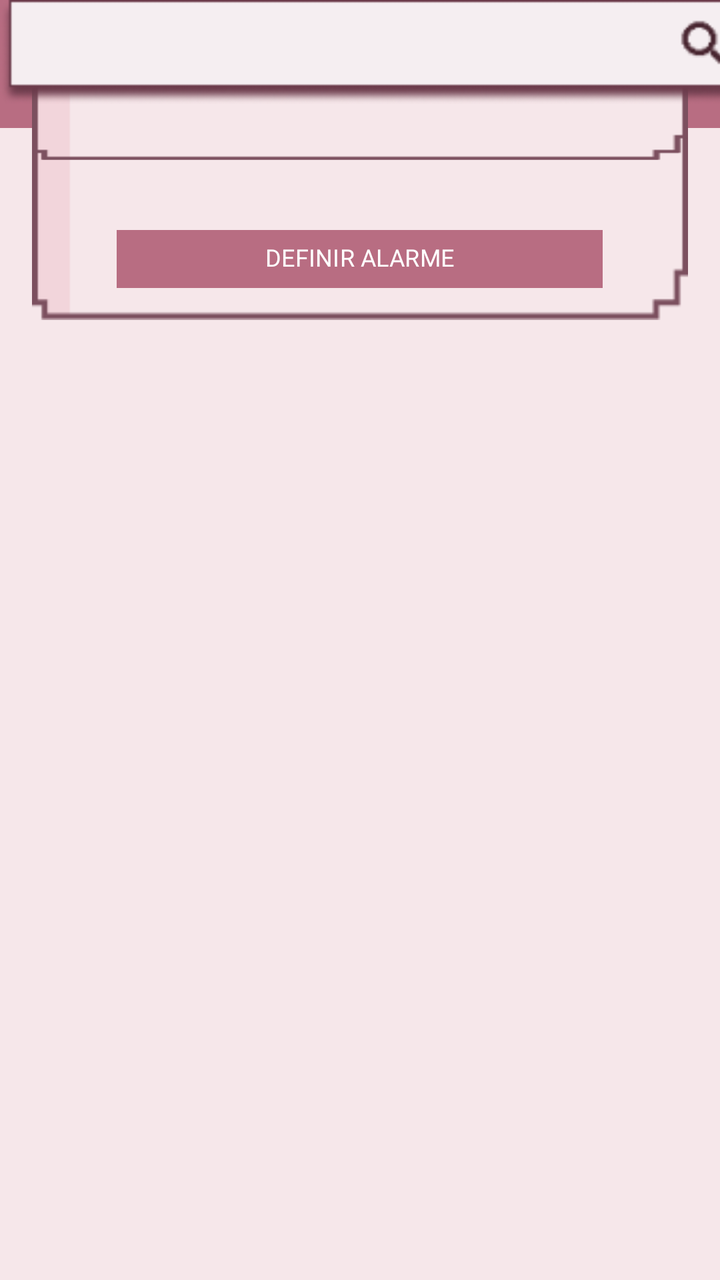
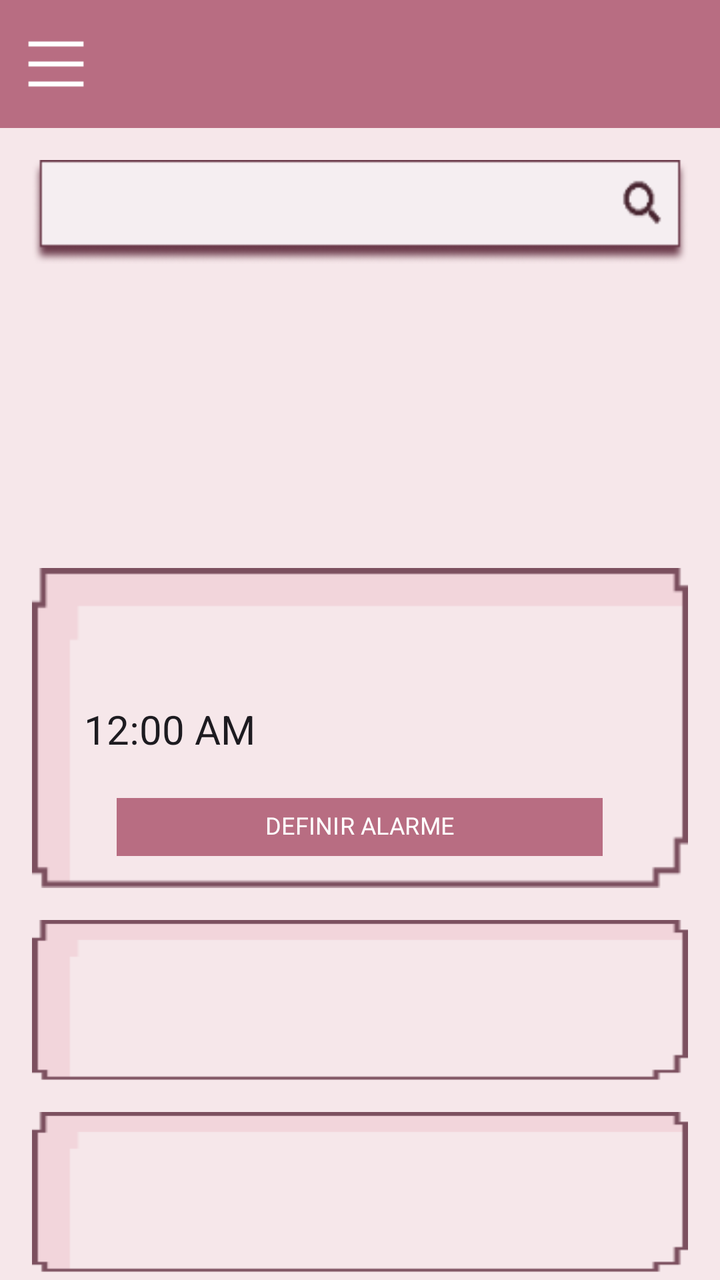

Screens rendered from an Android XML layout before and after an edit, with the pre-edit source and the edit as a unified diff.
<!-- AndroidManifest.xml: application theme Theme.AplicativoCicli -->
<!-- res/layout/activity_main.xml -->
<?xml version="1.0" encoding="utf-8"?>
<androidx.constraintlayout.widget.ConstraintLayout xmlns:android="http://schemas.android.com/apk/res/android"
    xmlns:app="http://schemas.android.com/apk/res-auto"
    xmlns:tools="http://schemas.android.com/tools"
    android:id="@+id/main"
    android:layout_width="match_parent"
    android:layout_height="match_parent"
    tools:context="MainActivity"
    android:background="#F6E7EA">

    <androidx.appcompat.widget.Toolbar
        android:id="@+id/my_toolbar"
        android:layout_width="0dp"
        android:layout_height="?attr/actionBarSize"
        android:background="#B86D82"
        android:theme="@style/ThemeOverlay.AppCompat.Dark.ActionBar"
        app:navigationIcon="@drawable/bars_icon_small"
        app:layout_constraintTop_toTopOf="parent"
        app:layout_constraintStart_toStartOf="parent"
        app:layout_constraintEnd_toEndOf="parent" />

    <FrameLayout
        android:layout_width="match_parent"
        android:layout_height="160dp"
        android:layout_margin="16dp"
        android:background="@drawable/card_alarme"
        tools:layout_editor_absoluteX="16dp"
        tools:layout_editor_absoluteY="285dp">

        <com.google.android.material.button.MaterialButton
            android:id="@+id/btnDefinirAlarme"
            android:layout_width="243dp"
            android:layout_height="29dp"
            android:layout_gravity="center_horizontal|bottom"
            android:layout_marginBottom="16dp"
            android:backgroundTint="#B86D82"
            app:cornerRadius="0dp"
            android:insetTop="0dp"
            android:insetBottom="0dp"
            android:minHeight="0dp"
            android:minWidth="0dp"
            android:padding="0dp"
            android:includeFontPadding="false"
            android:gravity="center"
            android:text="DEFINIR ALARME"
            android:textSize="12sp"
            android:textColor="#FFFFFF"
            android:fontFamily="@font/silkscreen_regular" />
    </FrameLayout>

    <FrameLayout
        android:layout_width="match_parent"
        android:layout_height="80dp"
        android:layout_margin="16dp"
        android:background="@drawable/card_alarme"
        tools:layout_editor_absoluteX="16dp"
        tools:layout_editor_absoluteY="590dp">
    </FrameLayout>

    <FrameLayout
        android:layout_width="match_parent"
        android:layout_height="80dp"
        android:layout_margin="16dp"
        android:background="@drawable/card_alarme"
        tools:layout_editor_absoluteX="16dp"
        tools:layout_editor_absoluteY="486dp">
    </FrameLayout>

    <FrameLayout
        android:layout_width="378dp"
        android:layout_height="52dp"
        android:layout_margin="16dp"
        android:background="@drawable/search"
        tools:layout_editor_absoluteX="16dp"
        tools:layout_editor_absoluteY="83dp"></FrameLayout>

</androidx.constraintlayout.widget.ConstraintLayout>
<!-- resources referenced by this layout -->
<resources>
  <!-- drawable bars_icon_small (drawable) -->
  <layer-list xmlns:android="http://schemas.android.com/apk/res/android">
      <item
          android:drawable="@drawable/bars_icon"
          android:width="30dp"
          android:height="30dp"
          android:gravity="center" />
  </layer-list>
  <!-- drawable card_alarme: png bitmap (drawable, 998 bytes) -->
  <!-- drawable search: png bitmap (drawable, 4618 bytes) -->
  <style name="Theme.AplicativoCicli" parent="Base.Theme.AplicativoCicli" />
  <!-- drawable bars_icon: png bitmap (drawable, 193 bytes) -->
  <style name="Base.Theme.AplicativoCicli" parent="Theme.Material3.DayNight.NoActionBar">
          
          
      </style>
</resources>

<!-- the commit's change to res/layout/activity_main.xml (unified diff, before → after) -->
@@ -1,15 +1,16 @@
 <?xml version="1.0" encoding="utf-8"?>
-<androidx.constraintlayout.widget.ConstraintLayout xmlns:android="http://schemas.android.com/apk/res/android"
+<androidx.constraintlayout.widget.ConstraintLayout
+    xmlns:android="http://schemas.android.com/apk/res/android"
     xmlns:app="http://schemas.android.com/apk/res-auto"
     xmlns:tools="http://schemas.android.com/tools"
     android:id="@+id/main"
     android:layout_width="match_parent"
     android:layout_height="match_parent"
-    tools:context="MainActivity"
-    android:background="#F6E7EA">
+    android:background="#F6E7EA"
+    tools:context=".MainActivity">
 
     <androidx.appcompat.widget.Toolbar
-        android:id="@+id/my_toolbar"
+        android:id="@+id/toolbar"
         android:layout_width="0dp"
         android:layout_height="?attr/actionBarSize"
         android:background="#B86D82"
@@ -19,59 +20,80 @@
         app:layout_constraintStart_toStartOf="parent"
         app:layout_constraintEnd_toEndOf="parent" />
 
+
     <FrameLayout
-        android:layout_width="match_parent"
+        android:id="@+id/busca"
+        android:layout_width="0dp"
+        android:layout_height="52dp"
+        android:layout_margin="16dp"
+        android:background="@drawable/search"
+        app:layout_constraintTop_toBottomOf="@id/toolbar"
+        app:layout_constraintStart_toStartOf="parent"
+        app:layout_constraintEnd_toEndOf="parent" />
+
+    <FrameLayout
+        android:id="@+id/card_3"
+        android:layout_width="0dp"
+        android:layout_height="80dp"
+        android:layout_margin="16dp"
+        android:layout_marginTop="16dp"
+        android:background="@drawable/card_alarme"
+        app:layout_constraintEnd_toEndOf="parent"
+        app:layout_constraintStart_toStartOf="parent"
+        app:layout_constraintTop_toBottomOf="@id/card_2" />
+
+    <FrameLayout
+        android:id="@+id/card_2"
+        android:layout_width="0dp"
+        android:layout_height="80dp"
+        android:layout_margin="16dp"
+        android:layout_marginTop="16dp"
+        android:background="@drawable/card_alarme"
+        app:layout_constraintEnd_toEndOf="parent"
+        app:layout_constraintStart_toStartOf="parent"
+        app:layout_constraintTop_toBottomOf="@id/card_alarme" />
+
+    <FrameLayout
+        android:id="@+id/card_alarme"
+        android:layout_width="0dp"
+        android:layout_marginStart="16dp"
+        android:layout_marginEnd="16dp"
         android:layout_height="160dp"
-        android:layout_margin="16dp"
+        android:layout_marginTop="152dp"
         android:background="@drawable/card_alarme"
-        tools:layout_editor_absoluteX="16dp"
-        tools:layout_editor_absoluteY="285dp">
+        app:layout_constraintEnd_toEndOf="parent"
+        app:layout_constraintStart_toStartOf="parent"
+        app:layout_constraintTop_toBottomOf="@+id/busca">
+
+        <TextClock
+            android:id="@+id/clock"
+            android:layout_width="wrap_content"
+            android:layout_height="wrap_content"
+            android:layout_gravity="center_horizontal|bottom"
+            android:layout_marginEnd="95dp"
+            android:layout_marginBottom="66dp"
+            android:textSize="20sp" />
 
         <com.google.android.material.button.MaterialButton
-            android:id="@+id/btnDefinirAlarme"
+            android:id="@+id/botao_alarme_teste"
             android:layout_width="243dp"
             android:layout_height="29dp"
             android:layout_gravity="center_horizontal|bottom"
             android:layout_marginBottom="16dp"
             android:backgroundTint="#B86D82"
-            app:cornerRadius="0dp"
+            android:fontFamily="@font/silkscreen_regular"
+            android:gravity="center"
+            android:includeFontPadding="false"
             android:insetTop="0dp"
             android:insetBottom="0dp"
+            android:minWidth="0dp"
             android:minHeight="0dp"
-            android:minWidth="0dp"
             android:padding="0dp"
-            android:includeFontPadding="false"
-            android:gravity="center"
             android:text="DEFINIR ALARME"
+            android:textColor="#FFFFFF"
             android:textSize="12sp"
-            android:textColor="#FFFFFF"
-            android:fontFamily="@font/silkscreen_regular" />
+            app:cornerRadius="0dp" />
+
     </FrameLayout>
 
-    <FrameLayout
-        android:layout_width="match_parent"
-        android:layout_height="80dp"
-        android:layout_margin="16dp"
-        android:background="@drawable/card_alarme"
-        tools:layout_editor_absoluteX="16dp"
-        tools:layout_editor_absoluteY="590dp">
-    </FrameLayout>
-
-    <FrameLayout
-        android:layout_width="match_parent"
-        android:layout_height="80dp"
-        android:layout_margin="16dp"
-        android:background="@drawable/card_alarme"
-        tools:layout_editor_absoluteX="16dp"
-        tools:layout_editor_absoluteY="486dp">
-    </FrameLayout>
-
-    <FrameLayout
-        android:layout_width="378dp"
-        android:layout_height="52dp"
-        android:layout_margin="16dp"
-        android:background="@drawable/search"
-        tools:layout_editor_absoluteX="16dp"
-        tools:layout_editor_absoluteY="83dp"></FrameLayout>
-
 </androidx.constraintlayout.widget.ConstraintLayout>
